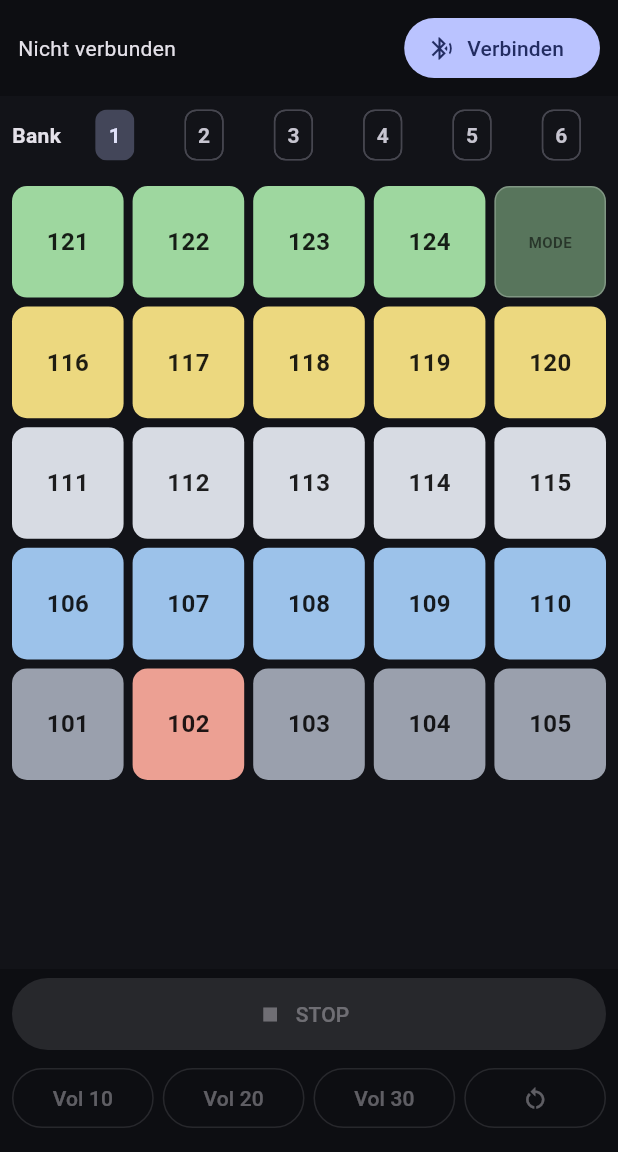
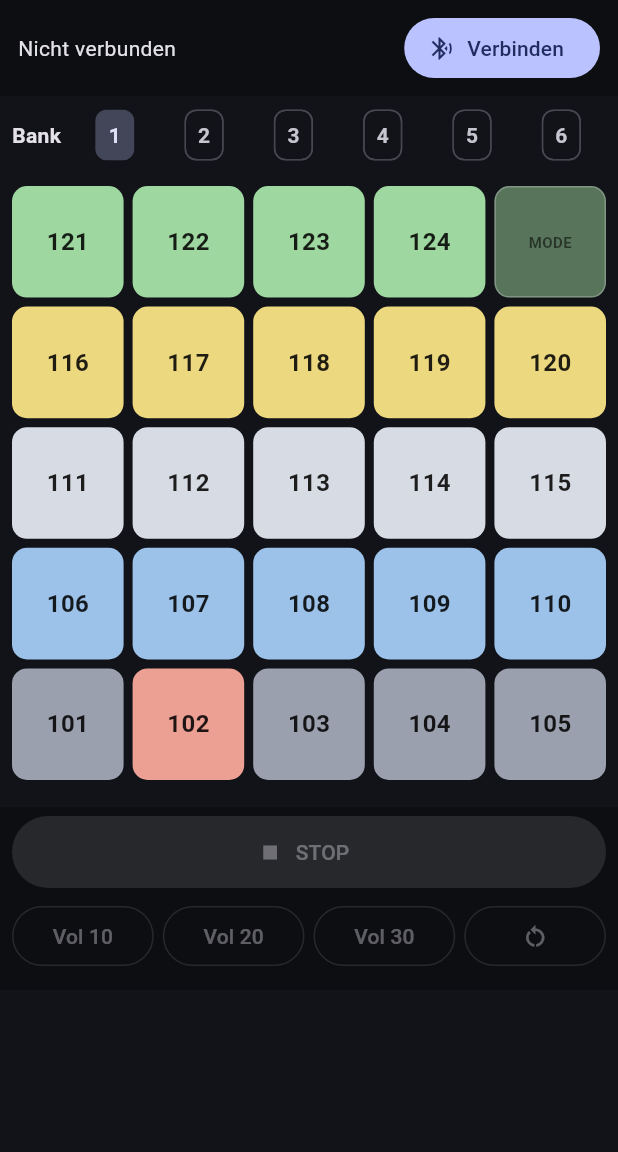
Before and after one commit to 11lein/Soundboard, a Flutter app: the screen it shows after launch, on a phone screen of 412 x 824 dp, the part 84-1236 px from its top. Run offline on Flutter 3.47's test engine with Material 3 defaults, Android fonts, the phone set to English and light mode, and no system bars; our stand-ins replace permission_handler.

Commit message:
App: lift controls above nav bar, add screenshot to README
- Grid is natural height; STOP sits right under it and the Vol/Reset row is
  wrapped in SafeArea so it is no longer hidden behind the system navigation bar.
- Add docs/screenshot.png and embed it in app/README.md.

Co-Authored-By: Claude Opus 4.8 <noreply@anthropic.com>

```diff
--- a/app/lib/home_page.dart
+++ b/app/lib/home_page.dart
@@ -99,13 +99,16 @@ class _HomePageState extends State<HomePage> {
               const SizedBox(width: 12),
             ],
           ),
-          body: Column(
-            children: [
-              _connectionBar(connected),
-              _bankSelector(),
-              Expanded(child: _grid(connected)),
-              _controls(connected),
-            ],
+          body: SafeArea(
+            child: Column(
+              children: [
+                _connectionBar(connected),
+                _bankSelector(),
+                _grid(connected),
+                const SizedBox(height: 10),
+                _controls(connected),
+              ],
+            ),
           ),
         );
       },
@@ -177,6 +180,8 @@ class _HomePageState extends State<HomePage> {
         crossAxisCount: 5,
         mainAxisSpacing: 6,
         crossAxisSpacing: 6,
+        shrinkWrap: true,
+        physics: const NeverScrollableScrollPhysics(),
         children: [
           for (int vr = 0; vr < 5; vr++)
             for (int col = 0; col < 5; col++) _key(vr, col, connected),
```
Also changed, not shown: app/docs/screenshot.png (added), 1 other file.
